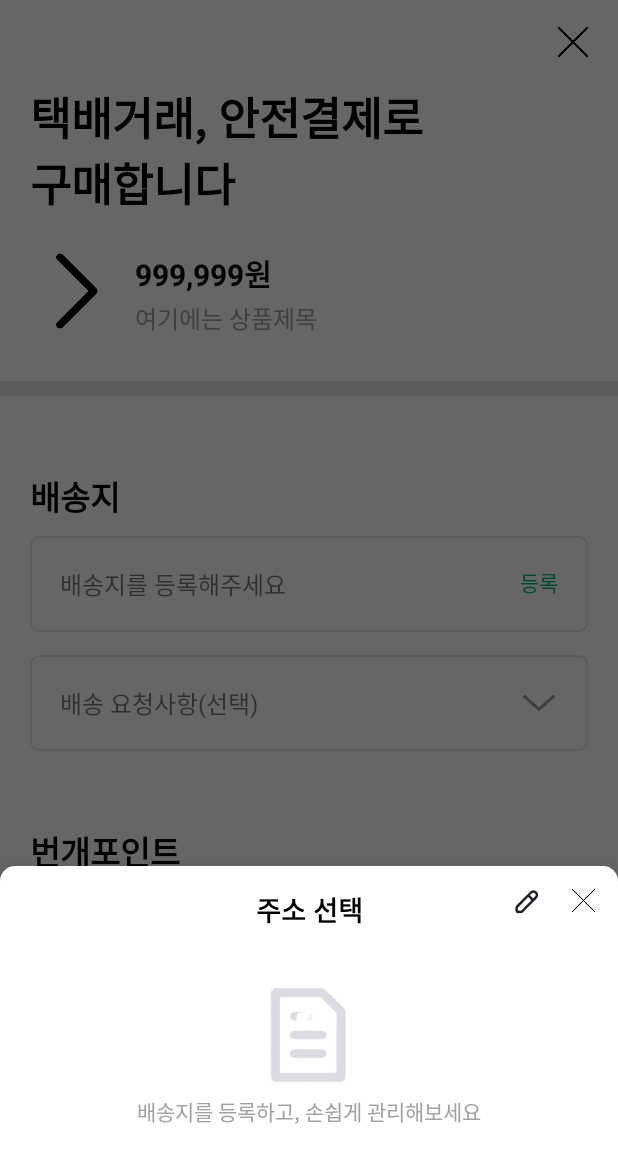
After one commit to mock-rc8/bunjang_android_viva, an Android app: the fragment AddressFragment placed in its activity, on a phone screen of 412 x 824 dp. The commit adds this screen. Shown: the top 1163 px of the screen. Run offline under Robolectric (Android 15) with nearby library versions, the light colour scheme and no system bars; our stand-ins replace Firebase (no records; nobody signed in at launch, a user with empty details on screens opened directly); pictures from the network do not load.

```diff
--- /dev/null
+++ b/app/src/main/java/com/example/bunjang_clone/src/home/detail/buy/AddressFragment.kt
@@ -0,0 +1,59 @@
+package com.example.bunjang_clone.src.home.detail.buy
+
+import android.app.Activity
+import android.app.Dialog
+import android.os.Bundle
+import android.util.DisplayMetrics
+import android.view.LayoutInflater
+import android.view.View
+import android.view.ViewGroup
+import com.example.bunjang_clone.databinding.DialogAddressBinding
+import com.google.android.material.bottomsheet.BottomSheetBehavior
+import com.google.android.material.bottomsheet.BottomSheetDialog
+import com.google.android.material.bottomsheet.BottomSheetDialogFragment
+
+class AddressFragment : BottomSheetDialogFragment() {
+
+    private lateinit var binding: DialogAddressBinding
+
+    override fun onCreateView(
+        inflater: LayoutInflater,
+        container: ViewGroup?,
+        savedInstanceState: Bundle?
+    ): View? {
+        binding = DialogAddressBinding.inflate(inflater, container, false)
+
+        binding.ivDialogAddressAdd.setOnClickListener {
+
+        }
+
+        return binding.root
+    }
+
+    override fun onCreateDialog(savedInstanceState: Bundle?): Dialog {
+        val dialog: Dialog = super.onCreateDialog(savedInstanceState)
+        dialog.setOnShowListener {
+            val bottomSheetDialog = it as BottomSheetDialog
+            setupRatio(bottomSheetDialog)
+        }
+        return dialog
+    }
+
+    private fun setupRatio(bottomSheetDialog: BottomSheetDialog) {
+        val bottomSheet = bottomSheetDialog.findViewById<View>(com.google.android.material.R.id.design_bottom_sheet) as View
+        val behavior = BottomSheetBehavior.from<View>(bottomSheet)
+        val layoutParams = bottomSheet!!.layoutParams
+        layoutParams.height = getBottomSheetDialogDefaultHeight()
+        bottomSheet.layoutParams = layoutParams
+        behavior.state = BottomSheetBehavior.STATE_EXPANDED
+    }
+
+    private fun getBottomSheetDialogDefaultHeight(): Int {
+        return getWindowHeight() * 30 / 100
+    }
+    private fun getWindowHeight(): Int {
+        val displayMetrics = DisplayMetrics()
+        (context as Activity?)!!.windowManager.defaultDisplay.getMetrics(displayMetrics)
+        return displayMetrics.heightPixels
+    }
+}
--- a/app/src/main/java/com/example/bunjang_clone/src/home/detail/buy/BuyActivityInterface.kt
+++ b/app/src/main/java/com/example/bunjang_clone/src/home/detail/buy/BuyActivityInterface.kt
@@ -1,6 +1,8 @@
 package com.example.bunjang_clone.src.home.detail.buy
 
 import com.example.bunjang_clone.src.home.detail.buy.models.BuyResponse
+import com.example.bunjang_clone.src.home.detail.buy.models.PaymentResponse
+import com.example.bunjang_clone.src.home.detail.buy.models.UserIdx
 
 interface BuyActivityInterface {
 
@@ -8,4 +10,12 @@ interface BuyActivityInterface {
 
     fun onGetBuyDataFail(message : String)
 
+    fun onPaymentSuccess(response : PaymentResponse)
+
+    fun onPaymentFail(message : String)
+
+    fun onUserDataSuccess(response : UserIdx)
+
+    fun onUserDataFail(message : String)
+
 }
--- a/app/src/main/java/com/example/bunjang_clone/src/home/detail/buy/BuyRetrofitInterface.kt
+++ b/app/src/main/java/com/example/bunjang_clone/src/home/detail/buy/BuyRetrofitInterface.kt
@@ -1,11 +1,22 @@
 package com.example.bunjang_clone.src.home.detail.buy
 
 import com.example.bunjang_clone.src.home.detail.buy.models.BuyResponse
+import com.example.bunjang_clone.src.home.detail.buy.models.PaymentData
+import com.example.bunjang_clone.src.home.detail.buy.models.PaymentResponse
+import com.example.bunjang_clone.src.home.detail.buy.models.UserIdx
 import retrofit2.Call
+import retrofit2.http.Body
 import retrofit2.http.GET
+import retrofit2.http.POST
 import retrofit2.http.Path
 
 interface BuyRetrofitInterface {
     @GET("/bunjang/products/payments/productIdx/{productIdx}")
     fun getBuy(@Path ("productIdx") productIdx: Int) : Call<BuyResponse>
+
+    @POST("/bunjang/products/payments")
+    fun getPayment(@Body paymentData: PaymentData) : Call<PaymentResponse>
+
+    @GET("/bunjang/stores/store-id")
+    fun getUseIdx() : Call<UserIdx>
 }
--- a/app/src/main/java/com/example/bunjang_clone/src/home/detail/buy/BuyService.kt
+++ b/app/src/main/java/com/example/bunjang_clone/src/home/detail/buy/BuyService.kt
@@ -1,9 +1,10 @@
 package com.example.bunjang_clone.src.home.detail.buy
 
-import android.util.Log
 import com.example.bunjang_clone.config.ApplicationClass
 import com.example.bunjang_clone.src.home.detail.buy.models.BuyResponse
-import com.example.bunjang_clone.src.home.detail.models.DetailResponse
+import com.example.bunjang_clone.src.home.detail.buy.models.PaymentData
+import com.example.bunjang_clone.src.home.detail.buy.models.PaymentResponse
+import com.example.bunjang_clone.src.home.detail.buy.models.UserIdx
 import retrofit2.Call
 import retrofit2.Callback
 import retrofit2.Response
@@ -22,4 +23,29 @@ class BuyService(val buyActivityInterface : BuyActivityInterface) {
 
         })
     }
+    fun postPayment(paymentData: PaymentData) {
+        val paymentRetrofitInterface = ApplicationClass.sRetrofit.create(BuyRetrofitInterface::class.java)
+        paymentRetrofitInterface.getPayment(paymentData).enqueue(object : Callback<PaymentResponse>{
+            override fun onResponse(call: Call<PaymentResponse>, response: Response<PaymentResponse>, ) {
+                buyActivityInterface.onPaymentSuccess(response.body() as PaymentResponse)
+            }
+            override fun onFailure(call: Call<PaymentResponse>, t: Throwable) {
+                buyActivityInterface.onPaymentFail(t.message ?: "통신오류")
+            }
+
+        })
+    }
+    fun getUserIdx(){
+        val userRetrofitInterface = ApplicationClass.sRetrofit.create(BuyRetrofitInterface::class.java)
+        userRetrofitInterface.getUseIdx().enqueue(object : Callback<UserIdx>{
+            override fun onResponse(call: Call<UserIdx>, response: Response<UserIdx>) {
+                buyActivityInterface.onUserDataSuccess(response.body() as UserIdx)
+            }
+
+            override fun onFailure(call: Call<UserIdx>, t: Throwable) {
+                buyActivityInterface.onUserDataFail(t.message ?: "통신오류")
+            }
+
+        })
+    }
 }
--- a/app/src/main/java/com/example/bunjang_clone/src/register/RegisterActivity.kt
+++ b/app/src/main/java/com/example/bunjang_clone/src/register/RegisterActivity.kt
@@ -162,6 +162,7 @@ AreaFragment.OnDataArea, CategoryFragment.OnDataCategory{
     override fun onRegisterSuccess(response: RegisterResponse) {
         if (response.isSuccess) {
             var intent = Intent(this, MainActivity::class.java)
+            Toast.makeText(this, "등록 성공", Toast.LENGTH_SHORT).show()
             startActivity(intent)
             finish()
         }
--- a/app/src/main/res/layout/activity_delivery_buy.xml
+++ b/app/src/main/res/layout/activity_delivery_buy.xml
@@ -283,7 +283,7 @@
                 app:layout_constraintTop_toBottomOf="@+id/tv_buy_point_title">
 
                 <EditText
-                    android:id="@+id/et_product_point"
+                    android:id="@+id/et_buy_product_point"
                     android:layout_width="wrap_content"
                     android:layout_height="wrap_content"
                     android:layout_marginStart="20dp"
--- /dev/null
+++ b/app/src/main/res/layout/dialog_address.xml
@@ -0,0 +1,80 @@
+<?xml version="1.0" encoding="utf-8"?>
+<androidx.constraintlayout.widget.ConstraintLayout xmlns:android="http://schemas.android.com/apk/res/android"
+    xmlns:app="http://schemas.android.com/apk/res-auto"
+    android:layout_width="match_parent"
+    android:layout_height="wrap_content"
+    xmlns:tools="http://schemas.android.com/tools">
+
+    <TextView
+        android:id="@+id/tv_dialog_address_title"
+        android:layout_width="wrap_content"
+        android:layout_height="wrap_content"
+        android:layout_marginTop="15dp"
+        android:text="주소 선택"
+        android:textColor="@color/black"
+        android:textSize="18sp"
+        android:textStyle="bold"
+        app:layout_constraintEnd_toEndOf="parent"
+        app:layout_constraintStart_toStartOf="parent"
+        app:layout_constraintTop_toTopOf="parent" />
+
+    <ImageView
+        android:id="@+id/iv_dialog_address_back"
+        android:layout_width="15dp"
+        android:layout_height="15dp"
+        android:layout_margin="15dp"
+        android:src="@drawable/icon_x"
+        app:layout_constraintEnd_toEndOf="parent"
+        app:layout_constraintTop_toTopOf="parent" />
+
+    <ImageView
+        android:id="@+id/iv_dialog_address_add"
+        android:layout_width="20dp"
+        android:layout_height="20dp"
+        android:layout_marginTop="13dp"
+        android:layout_marginEnd="20dp"
+        android:src="@drawable/icon_address_pen"
+        app:layout_constraintEnd_toStartOf="@id/iv_dialog_address_back"
+        app:layout_constraintTop_toTopOf="parent" />
+
+    <LinearLayout
+        android:id="@+id/ll_dialog_address_empty"
+        android:layout_width="match_parent"
+        android:layout_height="wrap_content"
+        android:layout_marginTop="30dp"
+        android:orientation="vertical"
+        app:layout_constraintTop_toBottomOf="@id/tv_dialog_address_title">
+
+        <ImageView
+            android:id="@+id/iv_dialog_address_write"
+            android:layout_width="55dp"
+            android:layout_height="80dp"
+            android:layout_gravity="center"
+            android:src="@drawable/icon_address_book" />
+
+        <TextView
+            android:layout_width="wrap_content"
+            android:layout_height="wrap_content"
+            android:layout_gravity="center"
+            android:layout_marginBottom="35dp"
+            android:text="배송지를 등록하고, 손쉽게 관리해보세요"
+            android:textColor="@color/light_gray" />
+    </LinearLayout>
+
+    <androidx.recyclerview.widget.RecyclerView
+        android:id="@+id/rv_dialog_my_address"
+        tools:listitem="@layout/item_address"
+        android:layout_width="match_parent"
+        android:layout_height="wrap_content"
+        android:layout_marginLeft="5dp"
+        android:layout_marginTop="20dp"
+        android:layout_marginBottom="30dp"
+        android:orientation="vertical"
+        android:visibility="gone"
+        app:layoutManager="androidx.recyclerview.widget.LinearLayoutManager"
+        app:layout_constraintBottom_toBottomOf="parent"
+        app:layout_constraintEnd_toEndOf="parent"
+        app:layout_constraintStart_toStartOf="parent"
+        app:layout_constraintTop_toBottomOf="@id/tv_dialog_address_title" />
+
+</androidx.constraintlayout.widget.ConstraintLayout>
```
Also changed, not shown: app/src/main/java/com/example/bunjang_clone/src/home/detail/buy/DeliveryBuyActivity.kt (+86 -10 lines), app/src/main/java/com/example/bunjang_clone/src/home/detail/buy/models/PaymentData.kt (added, +12 -0 lines), app/src/main/java/com/example/bunjang_clone/src/home/detail/buy/models/PaymentResponse.kt (added, +13 -0 lines), app/src/main/java/com/example/bunjang_clone/src/home/detail/buy/models/UserIdx.kt (added, +11 -0 lines), app/src/main/res/layout/fragment_add_address.xml (added, +189 -0 lines), app/src/main/res/layout/item_address.xml (added, +66 -0 lines), app/src/main/res/drawable-v24/icon_address_book.png (added), app/src/main/res/drawable-v24/icon_address_pen.png (added), 1 other file.
